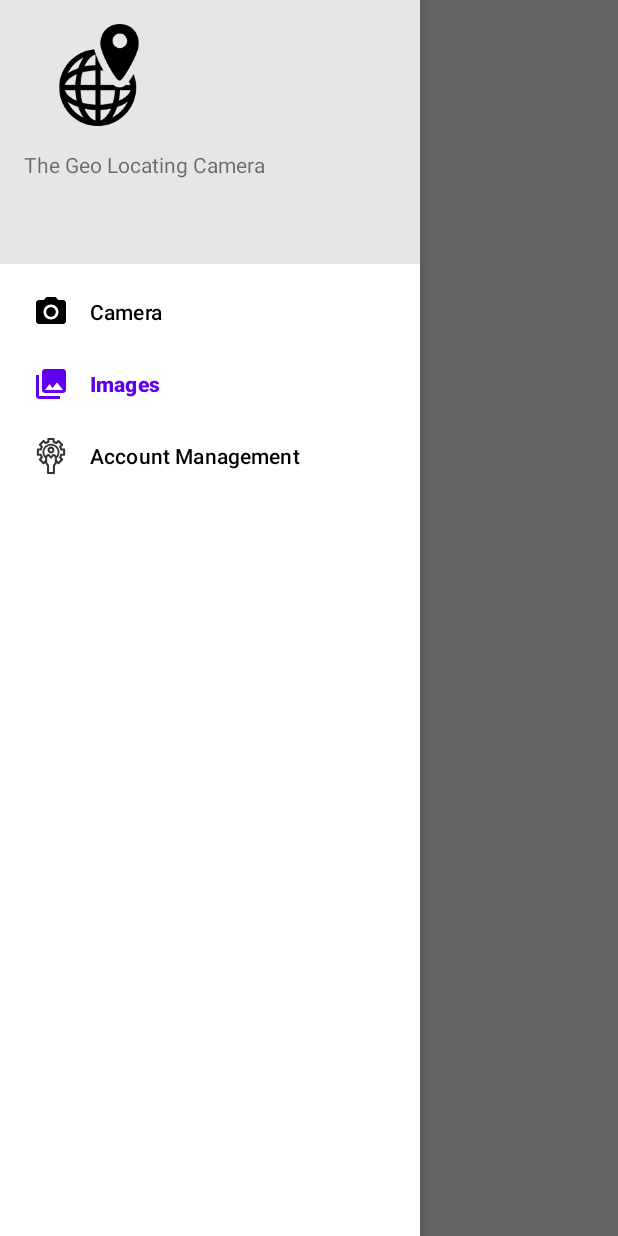
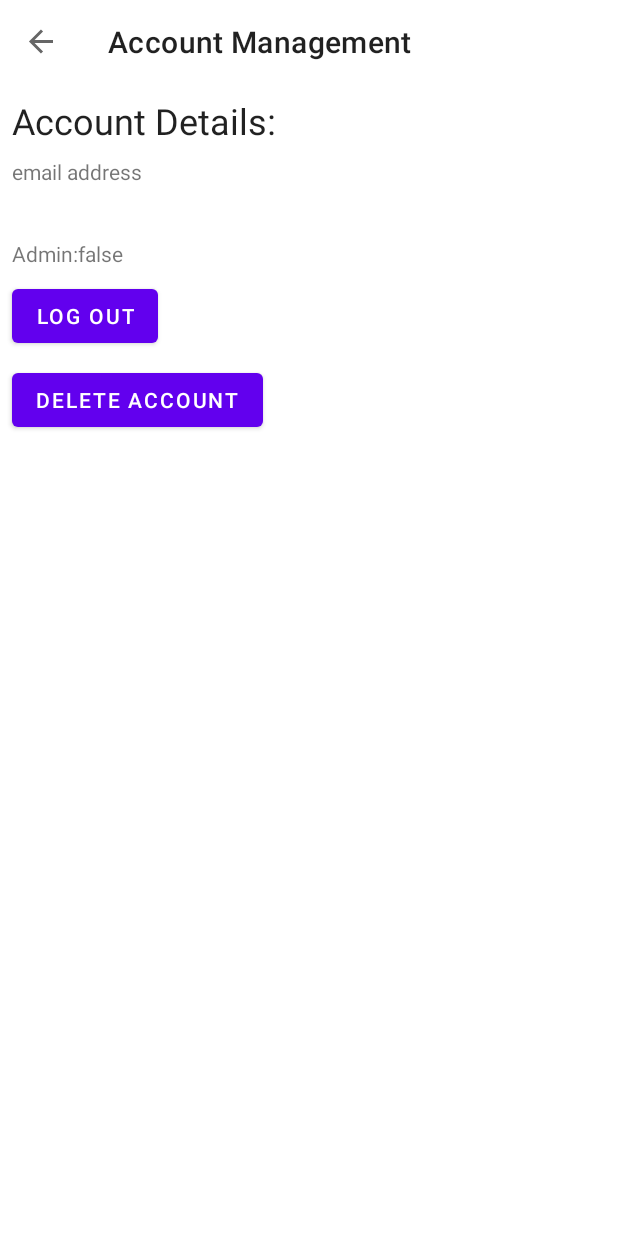
Before and after one commit to RaphaelNdonga/geo-locating-camera, an Android app: the MainActivity screen opened directly, with no data from a screen before it, in the side drawer, after a tap on "Account Management", on a phone screen of 412 x 824 dp. Run offline under Robolectric (Android 15) with nearby library versions, the phone set to English and light mode, and no system bars; our stand-ins replace Firebase (no records; nobody signed in at launch, a user with empty details on screens opened directly), navigation-ui; 2 statements that could not run were skipped.

Commit message:
AccManagementFragment created to facilitate deletion of accounts and signing out

```diff
--- /dev/null
+++ b/app/src/main/java/com/example/android/geolocatingcamera/accManagement/AccManagementFragment.kt
@@ -0,0 +1,88 @@
+package com.example.android.geolocatingcamera.accManagement
+
+import android.app.AlertDialog
+import android.content.Context
+import android.content.Intent
+import android.content.SharedPreferences
+import androidx.lifecycle.ViewModelProvider
+import android.os.Bundle
+import androidx.fragment.app.Fragment
+import android.view.LayoutInflater
+import android.view.View
+import android.view.ViewGroup
+import com.example.android.geolocatingcamera.LoginActivity
+import com.example.android.geolocatingcamera.R
+import com.example.android.geolocatingcamera.databinding.AccManagementFragmentBinding
+import com.example.android.geolocatingcamera.util.DEPARTMENT_ID
+import com.example.android.geolocatingcamera.util.EMAIL_ADDRESS
+import com.example.android.geolocatingcamera.util.IS_ADMIN
+import com.example.android.geolocatingcamera.util.sharedPrefFile
+import com.google.firebase.auth.FirebaseAuth
+
+class AccManagementFragment : Fragment() {
+
+    companion object {
+        fun newInstance() = AccManagementFragment()
+    }
+
+    private lateinit var viewModel: AccManagementViewModel
+    private lateinit var binding: AccManagementFragmentBinding
+
+    private lateinit var auth: FirebaseAuth
+
+    private lateinit var sharedPreferences: SharedPreferences
+
+    override fun onCreateView(
+        inflater: LayoutInflater, container: ViewGroup?,
+        savedInstanceState: Bundle?
+    ): View? {
+        auth = FirebaseAuth.getInstance()
+
+        binding = AccManagementFragmentBinding.inflate(layoutInflater, container, false)
+        sharedPreferences =
+            requireActivity().getSharedPreferences(sharedPrefFile, Context.MODE_PRIVATE)
+        val departmentId = sharedPreferences.getString(DEPARTMENT_ID, "")!!
+        val isAdmin = sharedPreferences.getBoolean(IS_ADMIN, false)
+        val emailAddress = sharedPreferences.getString(EMAIL_ADDRESS, "")!!
+
+        binding.departmentIdDetail.text = departmentId
+        binding.emailDetail.text = emailAddress
+        val adminText = "Admin:$isAdmin"
+        binding.isAdmin.text = adminText
+
+        binding.logOutBtn.setOnClickListener {
+            auth.signOut()
+            val intent = Intent(requireContext(), LoginActivity::class.java)
+            startActivity(intent)
+            requireActivity().finish()
+        }
+
+        binding.deleteBtn.setOnClickListener {
+            showAlertDialog()
+        }
+        return binding.root
+    }
+
+    private fun showAlertDialog() {
+        AlertDialog.Builder(requireContext())
+            .setNegativeButton("Cancel") { _, _ -> }
+            .setPositiveButton("Delete") { _, _ ->
+                run {
+                    auth.currentUser?.delete()
+                    sharedPreferences.edit().clear().apply()
+                    val intent = Intent(requireContext(),LoginActivity::class.java)
+                    startActivity(intent)
+                    requireActivity().finish()
+                }
+            }
+            .setMessage("Are you sure you want to delete?")
+            .create().show()
+    }
+
+    override fun onActivityCreated(savedInstanceState: Bundle?) {
+        super.onActivityCreated(savedInstanceState)
+        viewModel = ViewModelProvider(this).get(AccManagementViewModel::class.java)
+        // TODO: Use the ViewModel
+    }
+
+}
--- /dev/null
+++ b/app/src/main/java/com/example/android/geolocatingcamera/accManagement/AccManagementViewModel.kt
@@ -0,0 +1,7 @@
+package com.example.android.geolocatingcamera.accManagement
+
+import androidx.lifecycle.ViewModel
+
+class AccManagementViewModel : ViewModel() {
+    // TODO: Implement the ViewModel
+}
--- /dev/null
+++ b/app/src/main/res/layout/acc_management_fragment.xml
@@ -0,0 +1,69 @@
+<?xml version="1.0" encoding="utf-8"?>
+<FrameLayout xmlns:android="http://schemas.android.com/apk/res/android"
+    xmlns:app="http://schemas.android.com/apk/res-auto"
+    xmlns:tools="http://schemas.android.com/tools"
+    android:layout_width="match_parent"
+    android:layout_height="match_parent"
+    tools:context=".accManagement.AccManagementFragment">
+
+    <androidx.constraintlayout.widget.ConstraintLayout
+        android:layout_height="match_parent"
+        android:layout_width="match_parent">
+
+        <TextView
+            android:id="@+id/acc_management_heading"
+            style="@style/TextAppearance.AppCompat.Headline"
+            android:layout_width="wrap_content"
+            android:layout_height="wrap_content"
+            android:layout_margin="@dimen/text_margin"
+            android:text="Account Details:"
+            app:layout_constraintStart_toStartOf="parent"
+            app:layout_constraintTop_toTopOf="parent" />
+
+        <TextView
+            android:id="@+id/email_detail"
+            android:layout_width="wrap_content"
+            android:layout_height="wrap_content"
+            android:layout_marginTop="@dimen/text_margin"
+            android:text="email address"
+            app:layout_constraintStart_toStartOf="@+id/acc_management_heading"
+            app:layout_constraintTop_toBottomOf="@+id/acc_management_heading" />
+
+        <TextView
+            android:id="@+id/department_id_detail"
+            android:layout_width="wrap_content"
+            android:layout_height="wrap_content"
+            android:layout_marginTop="@dimen/text_margin"
+            android:text="department id"
+            app:layout_constraintStart_toStartOf="@+id/email_detail"
+            app:layout_constraintTop_toBottomOf="@+id/email_detail" />
+
+        <TextView
+            android:id="@+id/isAdmin"
+            android:layout_width="wrap_content"
+            android:layout_height="wrap_content"
+            android:layout_marginTop="@dimen/text_margin"
+            android:text="isAdmin"
+            app:layout_constraintStart_toStartOf="@+id/department_id_detail"
+            app:layout_constraintTop_toBottomOf="@+id/department_id_detail" />
+
+        <Button
+            android:id="@+id/log_out_btn"
+            android:layout_width="wrap_content"
+            android:layout_height="wrap_content"
+            android:layout_marginTop="@dimen/text_margin"
+            android:text="Log out"
+            app:layout_constraintStart_toStartOf="@+id/isAdmin"
+            app:layout_constraintTop_toBottomOf="@+id/isAdmin" />
+
+        <Button
+            android:id="@+id/delete_btn"
+            android:layout_width="wrap_content"
+            android:layout_height="wrap_content"
+            android:layout_marginTop="@dimen/text_margin"
+            android:text="Delete account"
+            app:layout_constraintStart_toStartOf="@+id/log_out_btn"
+            app:layout_constraintTop_toBottomOf="@+id/log_out_btn" />
+    </androidx.constraintlayout.widget.ConstraintLayout>
+
+</FrameLayout>
--- a/app/src/main/res/navigation/main_nav_graph.xml
+++ b/app/src/main/res/navigation/main_nav_graph.xml
@@ -28,4 +28,9 @@
             app:argType="com.example.android.geolocatingcamera.GeoLocatingData"
             app:nullable="true" />
     </fragment>
+    <fragment
+        android:id="@+id/accManagementFragment"
+        android:name="com.example.android.geolocatingcamera.accManagement.AccManagementFragment"
+        android:label="Account Management"
+        tools:layout="@layout/acc_management_fragment" />
 </navigation>
```
